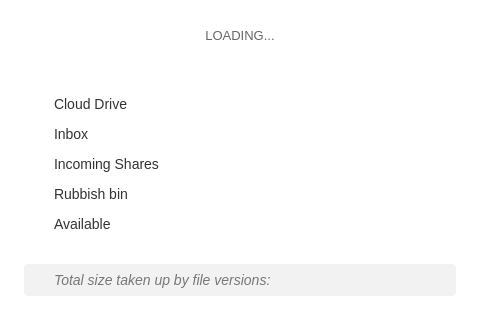
meganz/MEGAsync, file src/MEGASync/gui/macx/AccountDetailsDialog.ui: the form before one commit.
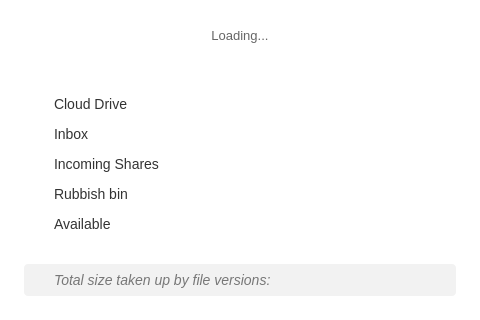
The form after the commit. The open tabs and pages were chosen to show the change. Icons and pictures are not drawn.

Patch:
```diff
--- a/src/MEGASync/gui/macx/AccountDetailsDialog.ui
+++ b/src/MEGASync/gui/macx/AccountDetailsDialog.ui
@@ -375,7 +375,7 @@
           </size>
          </property>
          <property name="text">
-          <string>LOADING...</string>
+          <string>Loading...</string>
          </property>
          <property name="alignment">
           <set>Qt::AlignCenter</set>
```
